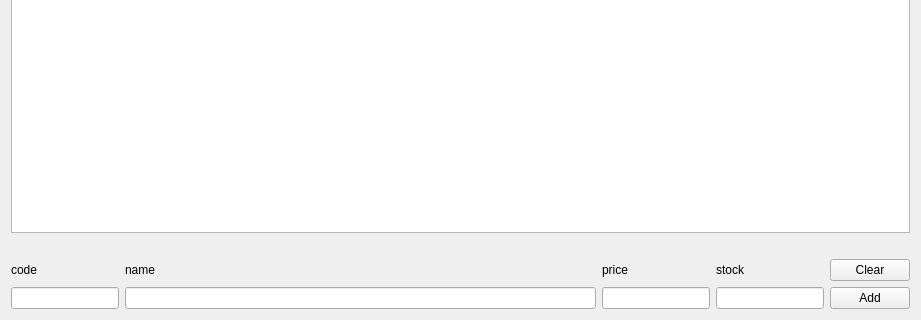
First picture: the form in ui/products/product_management.ui, repository t3vato00/projekti1, before the edit; both pictures show x 0 to 921 and y 154 to 474 of the 921 by 474 pixel window.
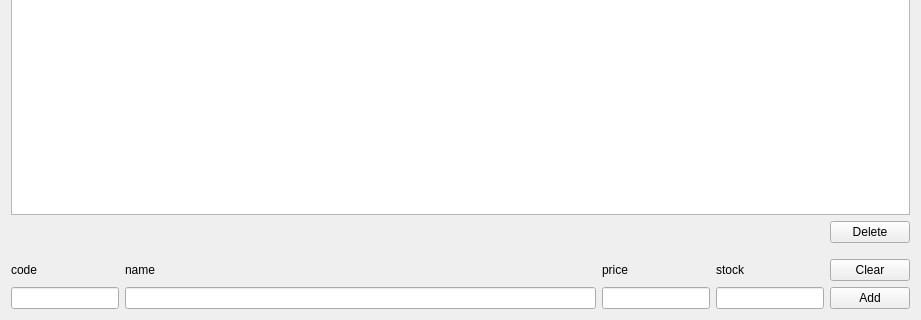
Second picture: the form after the edit. Icons and pictures are not drawn.

Commit message: Added product delete functionality.

```diff
--- a/ui/products/product_management.ui
+++ b/ui/products/product_management.ui
@@ -36,7 +36,31 @@
     </layout>
    </item>
    <item>
-    <widget class="QTableView" name="productView"/>
+    <widget class="QTableView" name="product_view"/>
+   </item>
+   <item>
+    <layout class="QHBoxLayout" name="horizontalLayout_3">
+     <item>
+      <spacer name="horizontalSpacer">
+       <property name="orientation">
+        <enum>Qt::Horizontal</enum>
+       </property>
+       <property name="sizeHint" stdset="0">
+        <size>
+         <width>40</width>
+         <height>20</height>
+        </size>
+       </property>
+      </spacer>
+     </item>
+     <item>
+      <widget class="QPushButton" name="delete_button">
+       <property name="text">
+        <string>Delete</string>
+       </property>
+      </widget>
+     </item>
+    </layout>
    </item>
    <item>
     <spacer name="verticalSpacer">
@@ -49,7 +73,7 @@
      <property name="sizeHint" stdset="0">
       <size>
        <width>0</width>
-       <height>20</height>
+       <height>10</height>
       </size>
      </property>
     </spacer>
```
Left out of the diff: 61 changed lines with no effect on the pictures. The commit also changes 4 other files.
